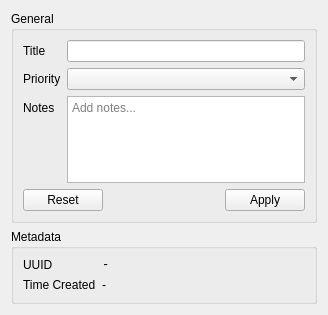
campbellmbrown/task-app, file src/gui/taskdetailsection.ui: the form before one commit.
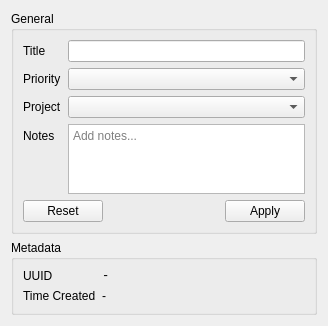
The form after the commit.

Commit message: #21 Added project combobox to task detail

```diff
--- a/src/gui/taskdetailsection.ui
+++ b/src/gui/taskdetailsection.ui
@@ -30,21 +30,21 @@
       <item row="0" column="1">
        <widget class="QLineEdit" name="titleLineEdit"/>
       </item>
-      <item row="2" column="0">
+      <item row="3" column="0">
        <widget class="QLabel" name="notesLabel">
         <property name="text">
          <string>Notes</string>
         </property>
        </widget>
       </item>
-      <item row="2" column="1">
+      <item row="3" column="1">
        <widget class="QPlainTextEdit" name="notesPlainTextEdit">
         <property name="placeholderText">
          <string>Add notes...</string>
         </property>
        </widget>
       </item>
-      <item row="3" column="0" colspan="2">
+      <item row="4" column="0" colspan="2">
        <widget class="QDialogButtonBox" name="generalButtonBox">
         <property name="standardButtons">
          <set>QDialogButtonBox::Apply|QDialogButtonBox::Reset</set>
@@ -64,6 +64,16 @@
       <item row="1" column="1">
        <widget class="QComboBox" name="priorityComboBox"/>
       </item>
+      <item row="2" column="0">
+       <widget class="QLabel" name="projectLabel">
+        <property name="text">
+         <string>Project</string>
+        </property>
+       </widget>
+      </item>
+      <item row="2" column="1">
+       <widget class="QComboBox" name="projectComboBox"/>
+      </item>
      </layout>
     </widget>
    </item>
```
The commit also changes 1 other file.
